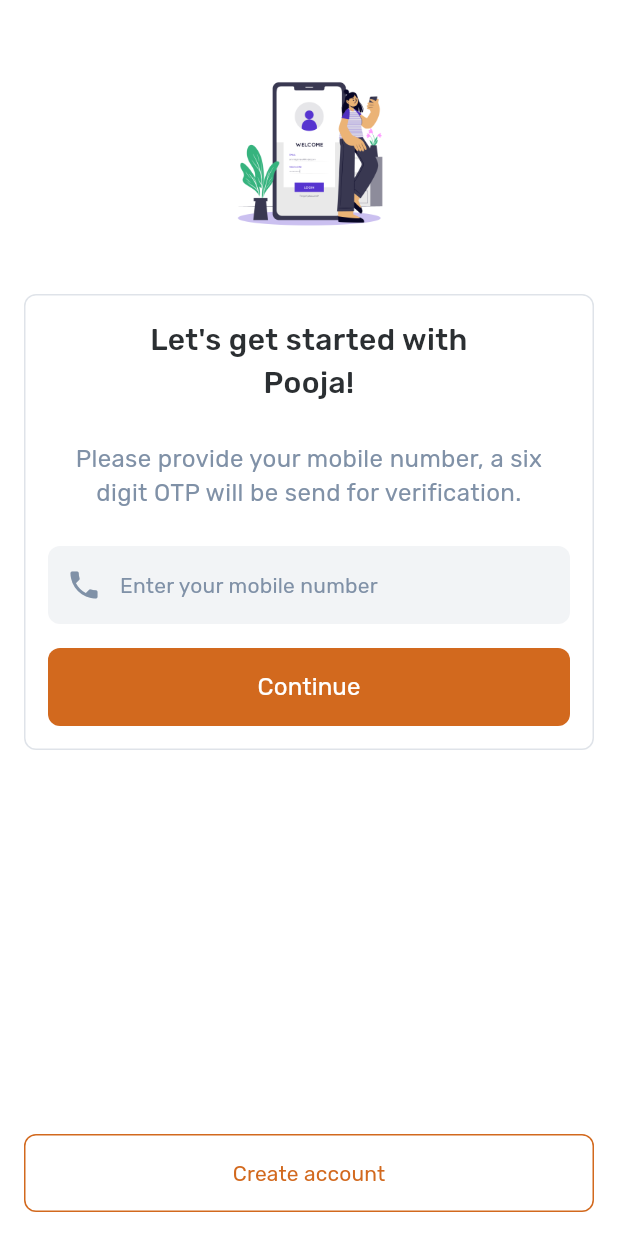
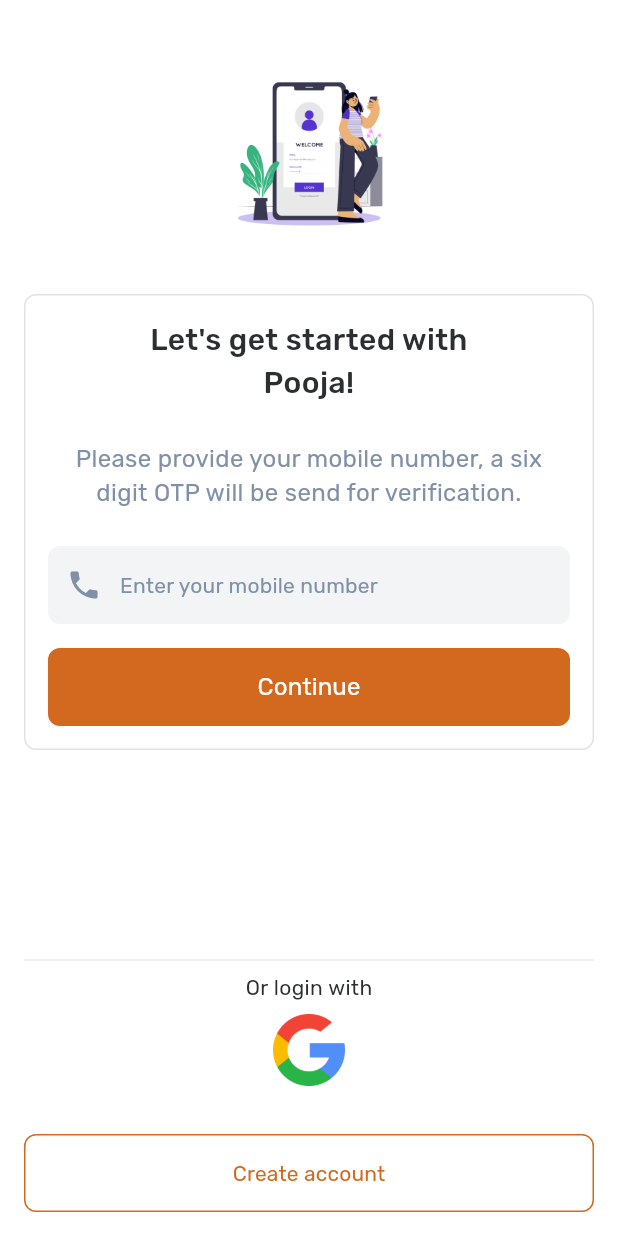
Before and after one commit to ninepointer/punyam-mobile, a Flutter app: the SigninView screen opened by its route, on a phone screen of 412 x 824 dp. Run offline on Flutter 3.47's test engine with Material 3 defaults, Android fonts, the light colour scheme and no system bars; our stand-ins replace carousel_slider, dio, dotted_line, dropdown_button2, file_picker, firebase_analytics and 16 more; missing offline and left inert: dart:ffi, number_paginator, phonepe_payment_sdk; accounts and stored records are empty.

Commit message:
google log in implemented

```diff
--- a/lib/src/core/utils/app_icons.dart
+++ b/lib/src/core/utils/app_icons.dart
@@ -1,3 +1,5 @@
 class AppIcons {
   static const String iconsDir = "assets/icons";
+  static const String googleLogo = "$iconsDir/google_logo.png";
+
 }
--- a/lib/src/core/utils/app_urls.dart
+++ b/lib/src/core/utils/app_urls.dart
@@ -45,4 +45,6 @@ class AppUrls {
   static const String getDhamMandirs = "$apiURL/mandir/user/dham";
   static const String addtoFavirouteMandirs =
       "$apiURL/mandir/user/addfavourite";
+  static const String googleLogin =
+      "$apiURL/verifyfirebaselogintoken";
 }
--- a/lib/src/core/widgets/common_filled_button.dart
+++ b/lib/src/core/widgets/common_filled_button.dart
@@ -9,6 +9,7 @@ class CommonFilledButton extends StatelessWidget {
   final EdgeInsets? margin;
   final VoidCallback? onPressed;
   final bool isLoading;
+  final String? leadingIcon;
   final Color? backgroundColor;
   final Color? labelColor;
   final OutlinedBorder? shape;
@@ -23,6 +24,7 @@ class CommonFilledButton extends StatelessWidget {
     this.backgroundColor,
     this.labelColor,
     this.shape,
+    this.leadingIcon
   }) : super(key: key);
 
   @override
@@ -52,7 +54,21 @@ class CommonFilledButton extends StatelessWidget {
                   ),
                 ),
               )
-            : Text(
+            : Row(
+              mainAxisAlignment: MainAxisAlignment.center,
+              children: [
+                leadingIcon!=null?
+                Row(
+                  children: [
+                    Padding(
+                      padding: const EdgeInsets.all(8.0),
+                      child: Image.asset(leadingIcon!),
+                    ),
+                    SizedBox(width:10)
+                  ],
+                ):
+                SizedBox(),
+                Text(
                     label ?? 'Label',
                     style: Theme.of(context).textTheme.tsWhiteRegular16.copyWith(
                           color: labelColor ?? AppColors.white,
@@ -63,6 +79,8 @@ class CommonFilledButton extends StatelessWidget {
                                   : 16,
                         ),
                   ),
+              ],
+            ),
         onPressed: isLoading ? () {} : onPressed,
       ),
     );
--- /dev/null
+++ b/lib/src/data/models/request/google_login_request.dart
@@ -0,0 +1,17 @@
+class GoogleLoginRequest {
+  String? idToken;
+
+  GoogleLoginRequest({
+    this.idToken,
+  });
+
+  GoogleLoginRequest.fromJson(Map<String, dynamic> json) {
+    idToken = json['idToken'];
+  }
+
+  Map<String, dynamic> toJson() {
+    final Map<String, dynamic> data = new Map<String, dynamic>();
+    data['idToken'] = this.idToken;
+    return data;
+  }
+}
--- a/lib/src/data/models/request/request.dart
+++ b/lib/src/data/models/request/request.dart
@@ -1,5 +1,6 @@
 export 'career_form_request.dart';
 export 'phone_login_request.dart';
+export 'google_login_request.dart';
 export 'signup_request.dart';
 export 'verify_signin_request.dart';
 export 'verify_signup_response.dart';
--- a/lib/src/modules/auth/views/signin_view.dart
+++ b/lib/src/modules/auth/views/signin_view.dart
@@ -120,6 +120,36 @@ class _SigninViewState extends State<SigninView> {
                       //   ),
                       // ),
                       // SizedBox(height: 24),
+                      //  Obx(
+                      //       () => CommonFilledButton(
+                      //         backgroundColor: Get.isDarkMode
+                      //             ? AppColors.darkGreen
+                      //             : AppColors.cinnamonStickColor,
+                      //         isLoading: controller.isLoadingStatus,
+                      //         label: 'Sign In With Google',
+                      //         leadingIcon: AppIcons.googleLogo,
+                      //         onPressed: () {
+                      //           controller.googleSignIn();
+                      //         },
+                      //       ),
+                      //     ),
+                      Divider(),
+                      Text('Or login with'),
+                      InkWell(
+                        onTap: () {
+                          controller.googleSignIn();
+                        },
+                        borderRadius: BorderRadius.circular(50),
+                        child: CircleAvatar(
+                          radius: 32  ,
+                          backgroundColor: Colors.transparent,
+                          child: Padding(
+                            padding: const EdgeInsets.all(8.0),
+                            child: Image.asset(AppIcons.googleLogo),
+                          ),
+                        ),
+                      ),
+                      SizedBox(height: 24),
                       CommonOutlinedButton(
                         backgroundColor: Get.isDarkMode
                             ? AppColors.cinnamonStickColor
--- a/pubspec.yaml
+++ b/pubspec.yaml
@@ -53,6 +53,8 @@ dependencies:
   animated_text_kit: ^4.2.1
   audioplayers: ^5.2.1
   dotted_line: ^3.2.2
+  google_sign_in: ^6.1.6
+  firebase_auth: ^4.16.0
 
 dev_dependencies:
   flutter_launcher_icons: any
```
Also changed, not shown: lib/src/data/repositories/auth_repoitory.dart (+8 -0 lines), lib/src/modules/auth/controllers/auth_controller.dart (+55 -0 lines), assets/icons/google_logo.png (added), 1 other file. Lines whose indentation alone changed are shown as unchanged.
